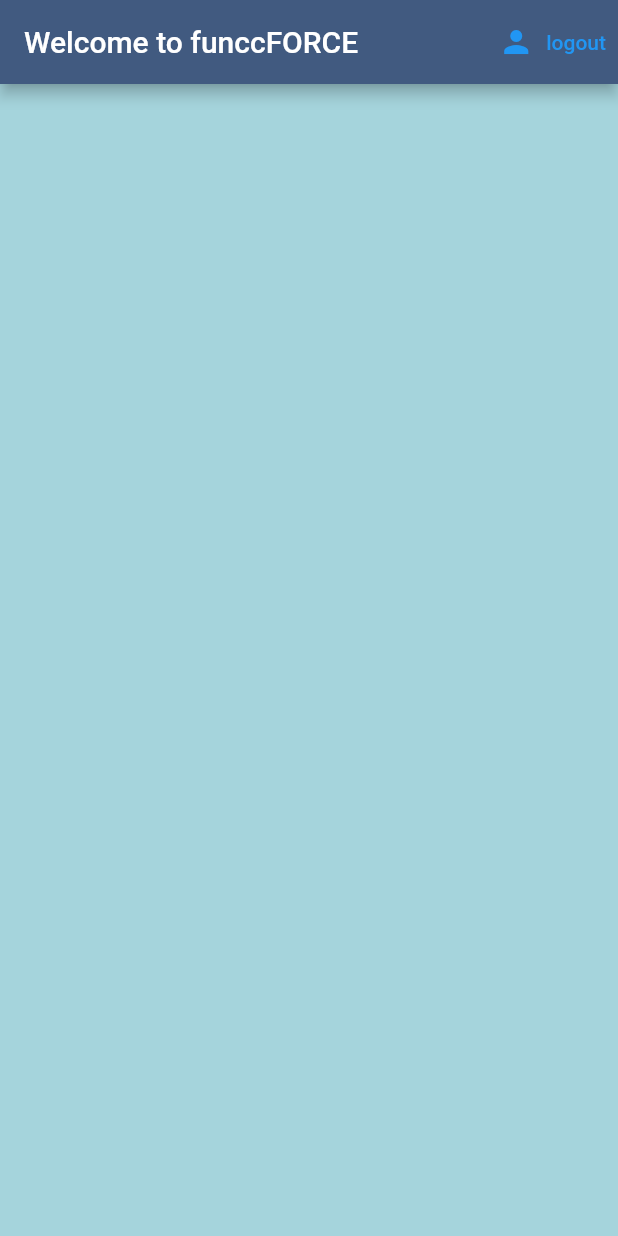
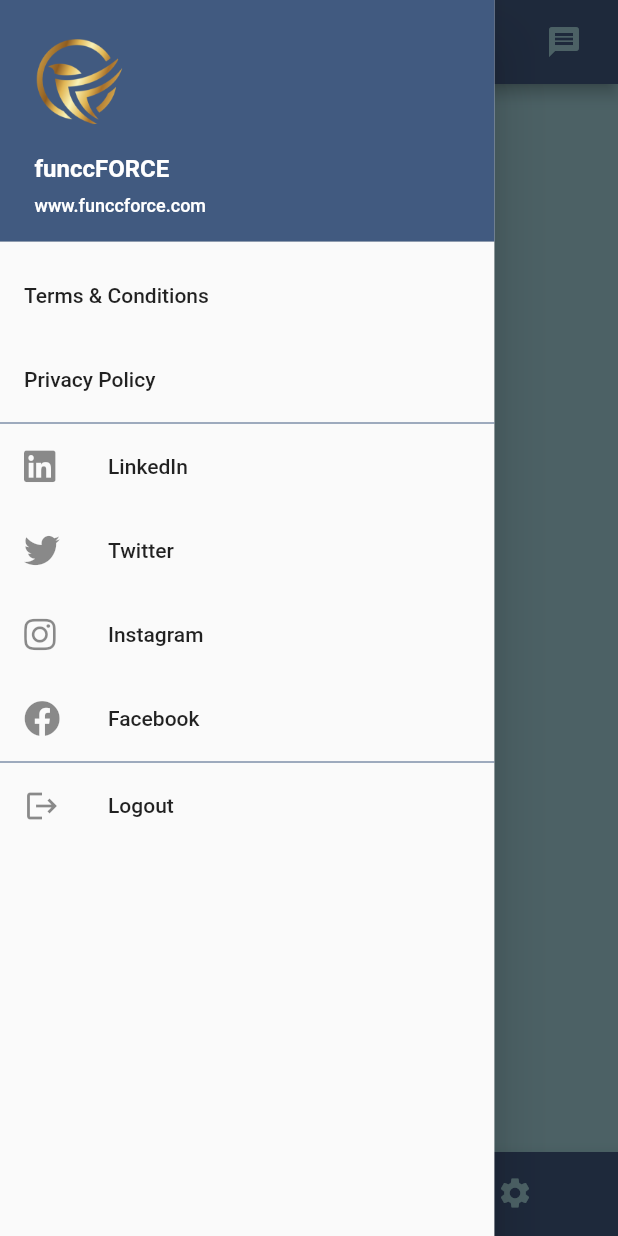
Before and after one commit to funccFORCE/App_UI, a Flutter app: the screen it shows once a user with an empty profile is signed in, with the side drawer open (before the commit the screen has no drawer), on a phone screen of 412 x 824 dp. Run offline on Flutter 3.47's test engine with Material 2 defaults, Android fonts, the phone set to English and light mode, and no system bars; our stand-ins replace cloud_firestore, firebase_auth, firebase_core, flutter_spinkit, font_awesome_flutter; accounts and stored records are empty.

```diff
--- /dev/null
+++ b/lib/about.dart
@@ -0,0 +1,8 @@
+import 'package:flutter/material.dart';
+
+class About extends StatelessWidget {
+  @override
+  Widget build(BuildContext context) {
+    return Container();
+  }
+}
--- a/lib/auth.dart
+++ b/lib/auth.dart
@@ -51,7 +51,7 @@ class AuthService {
       User user = result.user;
 
       //creating new database for the user
-      await DatabaseService(uid: user.uid).updateUserData('Sakshi', 'B.Tech', 123456789, 'BV', 'ECE');
+      await DatabaseService(uid: user.uid).updateUserData('new force member', 'B.Tech', 123456789, 'BV', 'ECE');
 
       return _userFromFirebaseUser(user);
     } catch (e) {
--- /dev/null
+++ b/lib/drawer.dart
@@ -0,0 +1,126 @@
+import 'package:data/auth.dart';
+import 'package:data/loading.dart';
+import 'package:flutter/cupertino.dart';
+import 'package:flutter/material.dart';
+import 'package:font_awesome_flutter/font_awesome_flutter.dart';
+
+class MyDrawer extends StatelessWidget {
+
+  final AuthService _auth = AuthService();
+  final Function onTap;
+
+  MyDrawer({
+    this.onTap
+});
+
+  @override
+  Widget build(BuildContext context) {
+    return SizedBox(
+      width: MediaQuery.of(context).size.width*0.8,
+      child: Drawer(
+        child: Column(
+          crossAxisAlignment: CrossAxisAlignment.stretch,
+          children: <Widget>[
+            DrawerHeader(
+              decoration: BoxDecoration(
+                color: Color(0xff415A80),
+              ),
+              child: Padding(
+                padding: EdgeInsets.all(7.0),
+                child: Column(
+                  crossAxisAlignment: CrossAxisAlignment.start,
+                  mainAxisAlignment: MainAxisAlignment.spaceEvenly,
+                  children: <Widget>[
+                    Container(
+                      width: 60,
+                      height: 60,
+                      child: CircleAvatar(
+                        backgroundColor: Color(0xff415A80),
+                        backgroundImage: AssetImage('images/transparent_logo.png'),
+                      ),
+                    ),
+                    SizedBox(height: 15.0),
+                    Text(
+                      'funccFORCE',
+                      style: TextStyle(
+                        fontSize: 16,
+                        fontWeight: FontWeight.w600,
+                        color: Colors.white,
+                      ),
+                    ),
+                    SizedBox(height: 5.0),
+                    Text(
+                      'www.funccforce.com',
+                      style: TextStyle(
+                        color: Colors.white,
+                        fontSize: 12,
+                        fontWeight: FontWeight.w500,
+                      ),
+                    ),
+
+                  ],
+                ),
+              ),
+            ),
+            ListTile(
+              title: Text('Terms & Conditions'),
+
+              onTap: () {
+
+              },
+            ),
+            ListTile(
+              title: Text('Privacy Policy'),
+              onTap: () {
+
+              },
+            ),
+            Divider(height: 2, color: Color(0xff415A80),),
+            ListTile(
+              leading: FaIcon(FontAwesomeIcons.linkedin),
+              title: Text('LinkedIn'),
+              onTap: () {
+
+              },
+            ),
+            ListTile(
+              leading: FaIcon(FontAwesomeIcons.twitter),
+              title: Text('Twitter'),
+              onTap: () {
+
+              },
+            ),
+            ListTile(
+              leading: FaIcon(FontAwesomeIcons.instagram),
+              title: Text('Instagram'),
+              onTap: () {
+
+              },
+            ),
+            ListTile(
+              leading: FaIcon(FontAwesomeIcons.facebook),
+              title: Text('Facebook'),
+              onTap: () {
+
+              },
+            ),
+            Divider(height: 2, color: Color(0xff415A80),),
+            Column(
+              mainAxisAlignment: MainAxisAlignment.end,
+              children: <Widget>[
+                ListTile(
+                  leading: Icon(Icons.logout),
+                  title: Text('Logout'),
+                  onTap: () async{
+                    await _auth.signOut();
+                  },
+                ),
+              ],
+            ),
+
+          ],
+        ),
+      ),
+    );
+  }
+}
--- a/lib/home.dart
+++ b/lib/home.dart
@@ -1,38 +1,81 @@
-import 'package:data/auth.dart';
-import 'package:data/member.dart';
-import 'package:data/member_list.dart';
+import 'package:data/about.dart';
+import 'package:data/drawer.dart';
+import 'package:data/profile.dart';
+import 'package:data/settings.dart';
 import 'package:flutter/material.dart';
-import 'package:provider/provider.dart';
-import 'package:data/database.dart';
 
-class Home extends StatelessWidget {
+class Home extends StatefulWidget {
+  @override
+  _HomeState createState() => _HomeState();
+}
 
-  final AuthService _auth = AuthService();
+class _HomeState extends State<Home> {
+
+  int _currentIndex = 0;
+  final List<Widget> _children = [
+    About(),
+    Profile(),
+    SettingsPage(),
+  ];
+
+  void onTappedBar(int index) {
+    setState(() {
+      _currentIndex = index;
+    });
+  }
 
   @override
   Widget build(BuildContext context) {
-    return StreamProvider<List<Member>>.value(
-      value: DatabaseService().members,
-        child: Scaffold(
+    return Scaffold(
       backgroundColor: Color(0xffA5D4DC),
       appBar: AppBar(
-        title: Text('Welcome to funccFORCE'),
+        //title: Text('Welcome'),
         backgroundColor: Color(0xff415A80),
         actions: <Widget>[
 
           TextButton.icon(
-            icon: Icon(Icons.person),
-            label: Text('logout'),
-              onPressed: () async {
-              await _auth.signOut();
-              },
-              )
+            icon: Icon(Icons.message, color: Color(0xffA5D4DC)),
+            label: Text(''),
+          ),
         ],
       ),
-          body: MemberList(),
+      //body: MemberList(),
+      body: _children[_currentIndex],
 
+      drawer: MyDrawer(
+        onTap: () {
 
-    )
+        },
+      ),
+
+      bottomNavigationBar: BottomNavigationBar(
+        onTap: onTappedBar,
+        currentIndex: _currentIndex,
+        backgroundColor: Color(0xff415A80),
+        showSelectedLabels: false,
+        showUnselectedLabels: false,
+        items: [
+          BottomNavigationBarItem(
+            label: '',
+            icon: Icon(
+              Icons.home,
+              color: Color(0xffA5D4DC),),
+          ),
+          BottomNavigationBarItem(
+            label: '',
+            icon: Icon(
+              Icons.account_box_outlined,
+              color: Color(0xffA5D4DC),),
+          ),
+          BottomNavigationBarItem(
+            label: '',
+            icon: Icon(
+              Icons.settings,
+              color: Color(0xffA5D4DC),
+            ),
+          ),
+        ],
+      ),
     );
   }
 }
--- a/lib/member_tile.dart
+++ b/lib/member_tile.dart
@@ -12,14 +12,24 @@ class MemberTile extends StatelessWidget {
     return Padding(
       padding: EdgeInsets.only(top: 8.0),
       child: Card(
-        margin: EdgeInsets.fromLTRB(10.0, 6.0, 10.0, 6.0),
+        margin: EdgeInsets.fromLTRB(10.0, 2.0, 10.0, 0.0),
         child: ListTile(
+          contentPadding: EdgeInsets.fromLTRB(5.0, 6.0, 5.0, 6.0),
           leading: CircleAvatar(
-            radius: 40.0,
+            radius: 50.0,
             backgroundColor: Color(0xff415A80),//[member.name]
           ),
-          title: Text(member.name),
-          subtitle: Text('Works in ${member.department} '),
+          title: Text(member.name,
+              style: TextStyle(
+                fontSize: 20.0,
+                fontWeight: FontWeight.bold
+          )),
+          subtitle: Text('Works in ${member.department}',
+              style: TextStyle(
+                fontSize: 15.0,
+                fontWeight: FontWeight.w700,
+              ),
+          ),
         ),
       ),
     );
--- /dev/null
+++ b/lib/profile.dart
@@ -0,0 +1,19 @@
+import 'package:data/database.dart';
+import 'package:data/member.dart';
+import 'package:data/member_list.dart';
+import 'package:flutter/material.dart';
+import 'package:provider/provider.dart';
+
+class Profile extends StatelessWidget {
+  @override
+  Widget build(BuildContext context) {
+    return StreamProvider<List<Member>>.value(
+        value: DatabaseService().members,
+        child: Scaffold(
+        backgroundColor: Color(0xffA5D4DC),
+
+         body: MemberList(),
+        )
+    );
+  }
+}
--- a/lib/register.dart
+++ b/lib/register.dart
@@ -35,6 +35,9 @@ class _RegisterState extends State<Register> {
           TextButton.icon(
             icon: Icon(Icons.person),
             label: Text('SignIn'),
+            style: TextButton.styleFrom(
+              primary: Colors.white,
+            ),
             onPressed: () {
               widget.toggleView();
             },
@@ -71,6 +74,9 @@ class _RegisterState extends State<Register> {
 
                 SizedBox(height: 20.0),
                 ElevatedButton(
+                    style: ElevatedButton.styleFrom(
+                      primary: Color(0xff415A80),
+                    ),
                     child: Text(
                       'Register',
                       style: TextStyle(color: Colors.white),
--- /dev/null
+++ b/lib/settings.dart
@@ -0,0 +1,8 @@
+import 'package:flutter/material.dart';
+
+class SettingsPage extends StatelessWidget {
+  @override
+  Widget build(BuildContext context) {
+    return Container();
+  }
+}
--- a/lib/sign_in.dart
+++ b/lib/sign_in.dart
@@ -35,6 +35,9 @@ class _SignInState extends State<SignIn> {
           TextButton.icon(
             icon: Icon(Icons.person),
             label: Text('Register'),
+            style: TextButton.styleFrom(
+              primary: Colors.white,
+            ),
             onPressed: () {
               widget.toggleView();
             },
@@ -71,8 +74,11 @@ class _SignInState extends State<SignIn> {
 
               SizedBox(height: 20.0),
               ElevatedButton(
+                  style: ElevatedButton.styleFrom(
+                    primary: Color(0xff415A80),
+                  ),
                 child: Text(
-                  'sign-in',
+                  'SignIn',
                   style: TextStyle(color: Colors.white),
                 ),
                 onPressed: () async {
```
Also changed, not shown: pubspec.yaml (+4 -3 lines), images/logo.png (added), images/transparent_logo.png (added), pubspec.lock.
